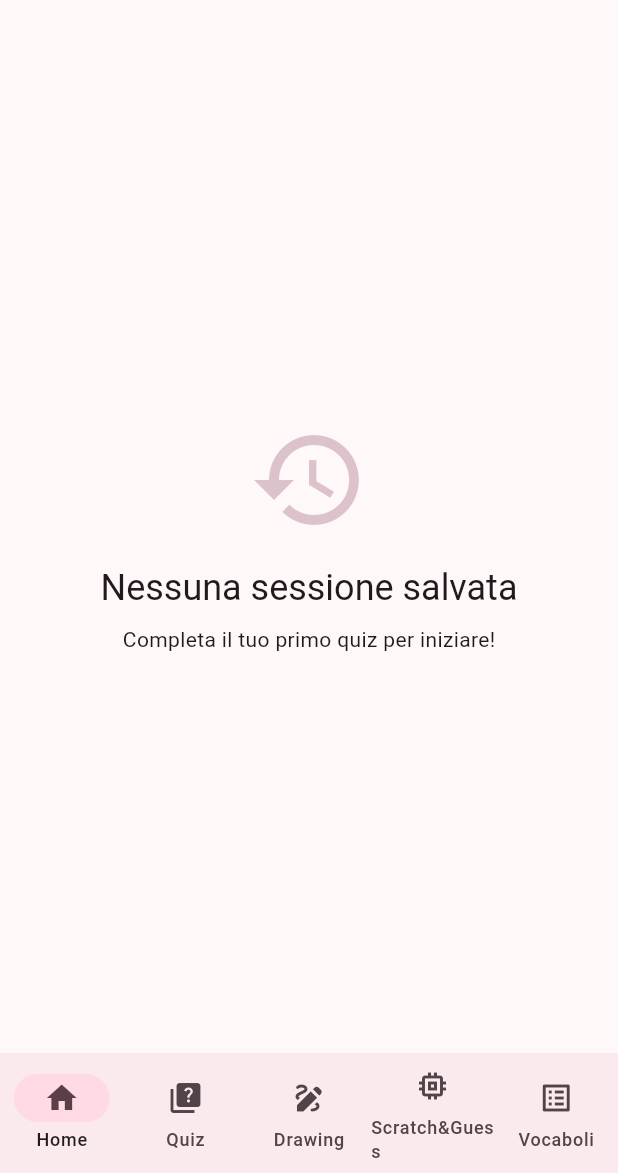
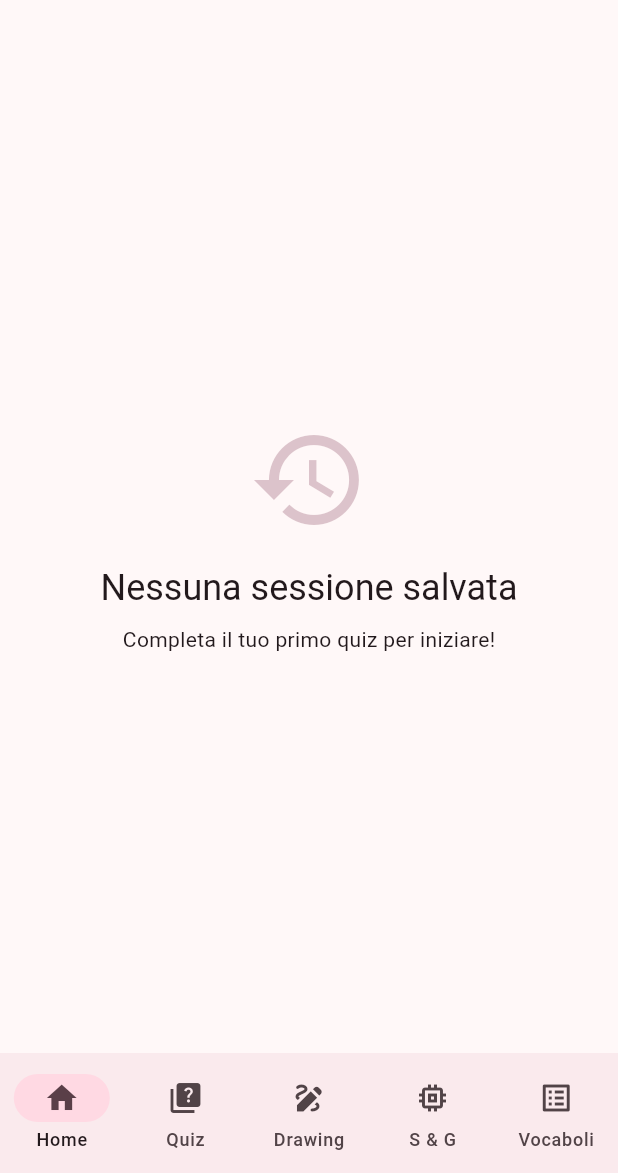
Before and after one commit to antoninobajeli/quiz_cinese, a Flutter app: the screen it shows after launch, on a phone screen of 412 x 824 dp, the part 63-1236 px from its top. Run offline on Flutter 3.47's test engine with Material 3 defaults, Android fonts, the phone set to English and light mode, and no system bars; our stand-ins replace audioplayers, confetti, flutter_svg, package_info_plus, shared_preferences, web; missing offline and left inert: dart:js_interop, easy_notifications, web_haptics.

Commit message:
v0.1.11 nuovo test notifiche, accorciamento label e fix numero versione

```diff
--- a/lib/home_page.dart
+++ b/lib/home_page.dart
@@ -1206,7 +1206,7 @@ class _QuizHomePageState extends State<QuizHomePage> {
           ),
           NavigationDestination(
             icon: Icon(Icons.memory),
-            label: 'Scratch&Guess',
+            label: 'S & G',
           ),
           NavigationDestination(
             icon: Icon(Icons.list_alt),
--- a/pubspec.yaml
+++ b/pubspec.yaml
@@ -1,7 +1,7 @@
 name: quizcinese
 description: Un semplice generatore di Quiz basati su domande memorizzate una base di conoscenza di parole e pittogrammi JSON.
 publish_to: 'none'
-version: 0.1.9+1
+version: 0.1.11+1
 
 environment:
   sdk: '>=3.0.0 <4.0.0'
```
